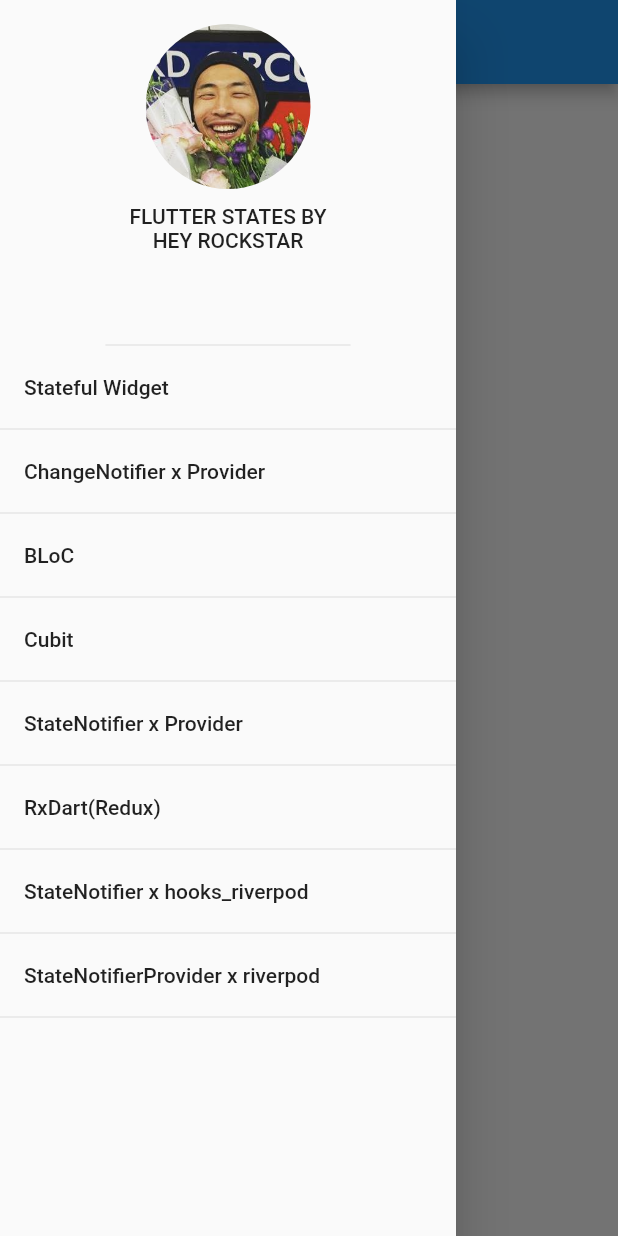
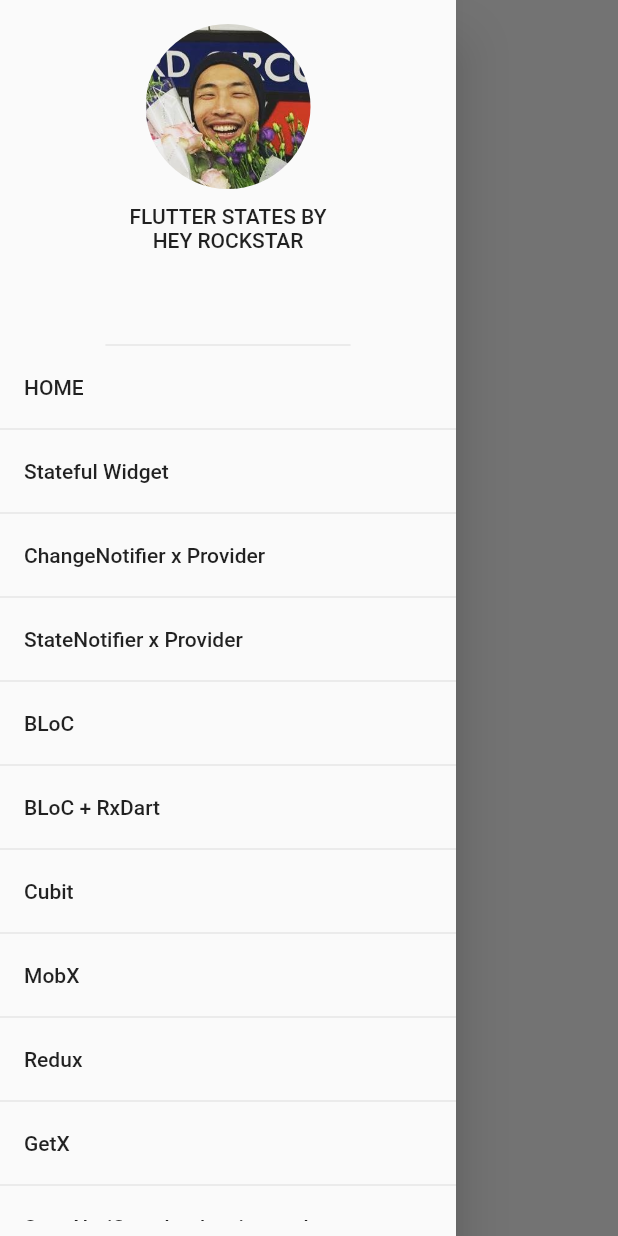
Before and after one commit to heyhey1028/flutter_state_management101, a Flutter app: the screen it shows after launch, with the side drawer open, on a phone screen of 412 x 824 dp. Run offline on Flutter 3.47's test engine with Material 2 defaults, Android fonts, the phone set to English and light mode, and no system bars; our stand-ins replace equatable, flutter_bloc, state_notifier; missing offline and left inert: flutter_state_notifier.

Commit message:
update: update main page design

```diff
--- a/lib/main.dart
+++ b/lib/main.dart
@@ -19,19 +19,30 @@ class MyApp extends StatelessWidget {
 }
 
 class MainPage extends StatelessWidget {
-  const MainPage({Key key}) : super(key: key);
+  MainPage({Key key}) : super(key: key);
+  final _scaffoldKey = new GlobalKey<ScaffoldState>();
 
   @override
   Widget build(BuildContext context) {
     return Scaffold(
+      key: _scaffoldKey,
+      extendBodyBehindAppBar: true,
       appBar: AppBar(
-        title: Text('MAIN PAGE'),
-        centerTitle: true,
+        elevation: 0,
+        backgroundColor: Colors.transparent,
+        iconTheme: IconThemeData(color: Colors.blue),
+        leading: IconButton(
+          icon: Icon(Icons.menu, size: 40), // change this size and style
+          onPressed: () => _scaffoldKey.currentState.openDrawer(),
+        ),
       ),
       drawer: MainDrawer(),
       body: Center(
         child: Container(
-          child: Text('THIS IS MAIN PAGE'),
+          child: Text(
+            'THANKS FOR VISITING!!\n' 'THIS IS MAIN PAGE',
+            textAlign: TextAlign.center,
+          ),
         ),
       ),
     );
--- a/lib/widgets/main_drawer.dart
+++ b/lib/widgets/main_drawer.dart
@@ -1,6 +1,7 @@
 import 'package:flutter/material.dart';
 import 'package:state_management_examples/bloc/counter_page.dart';
 import 'package:state_management_examples/cubit/counter_page.dart';
+import 'package:state_management_examples/main.dart';
 import 'package:state_management_examples/provider/counter_page.dart';
 import 'package:state_management_examples/state_notifier/counter_page.dart';
 import 'package:state_management_examples/stateful_widget/counter_page.dart';
@@ -40,6 +41,11 @@ class MainDrawer extends StatelessWidget {
                 parent: AlwaysScrollableScrollPhysics()),
             children: <Widget>[
               ListTile(
+                title: Text('HOME'),
+                onTap: () => _navigateTo(context, MainPage()),
+              ),
+              Divider(height: 0),
+              ListTile(
                 title: Text('Stateful Widget'),
                 onTap: () => _navigateTo(context, StatefulWidgetCounterPage()),
               ),
@@ -50,7 +56,17 @@ class MainDrawer extends StatelessWidget {
               ),
               Divider(height: 0),
               ListTile(
+                title: Text('StateNotifier x Provider'),
+                onTap: () => _navigateTo(context, StateNotifierCounterPage()),
+              ),
+              Divider(height: 0),
+              ListTile(
                 title: Text('BLoC'),
+                onTap: () => _navigateTo(context, BlocCounterPage()),
+              ),
+              Divider(height: 0),
+              ListTile(
+                title: Text('BLoC + RxDart'),
                 onTap: () => _navigateTo(context, BlocCounterPage()),
               ),
               Divider(height: 0),
@@ -60,12 +76,15 @@ class MainDrawer extends StatelessWidget {
               ),
               Divider(height: 0),
               ListTile(
-                title: Text('StateNotifier x Provider'),
-                onTap: () => _navigateTo(context, StateNotifierCounterPage()),
+                title: Text('MobX'),
               ),
               Divider(height: 0),
               ListTile(
-                title: Text('RxDart(Redux)'),
+                title: Text('Redux'),
+              ),
+              Divider(height: 0),
+              ListTile(
+                title: Text('GetX'),
               ),
               Divider(height: 0),
               ListTile(
```
